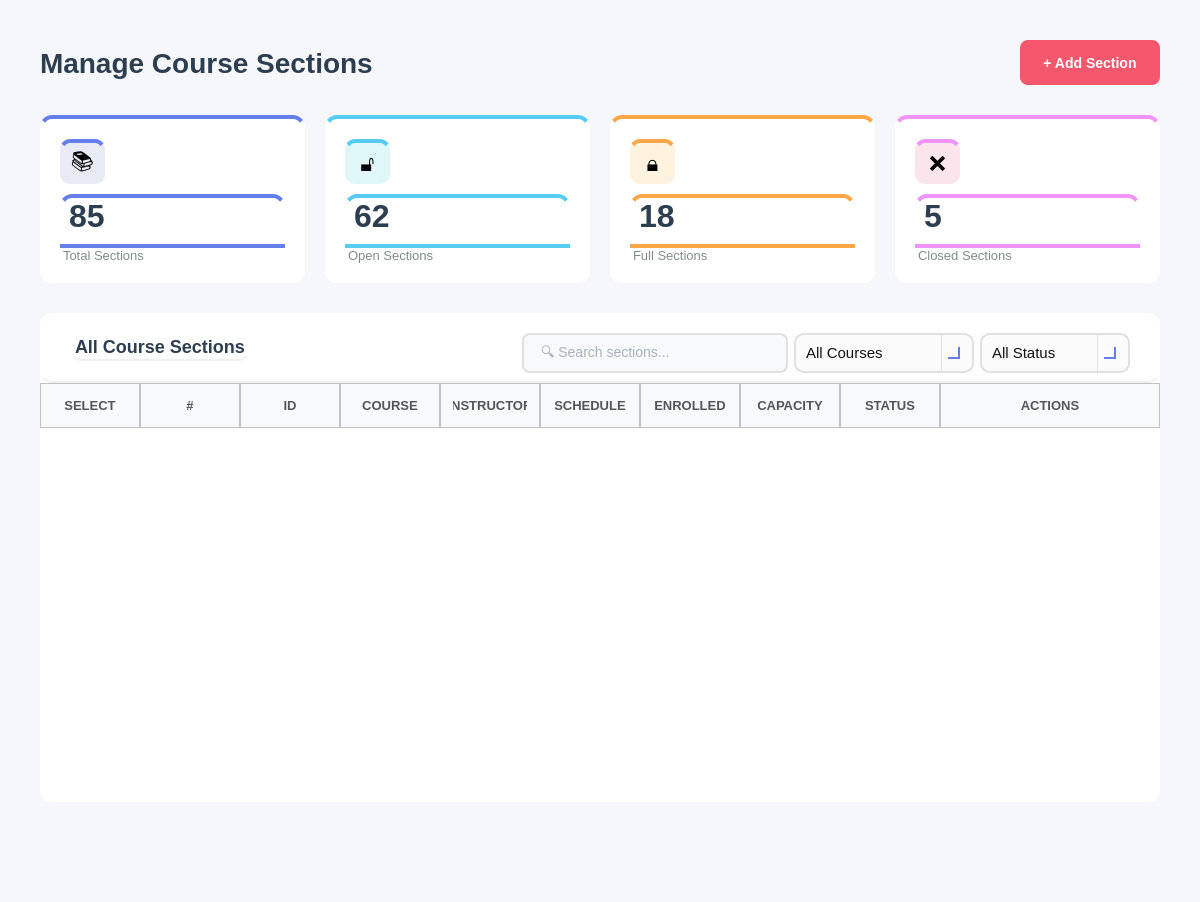
Above: app_ui/admin_ui/submenus_ui/not_made/manage_sections.ui from Yasser-Daffa/ECE-Course-Registeration before the change. Below: the same form after it.
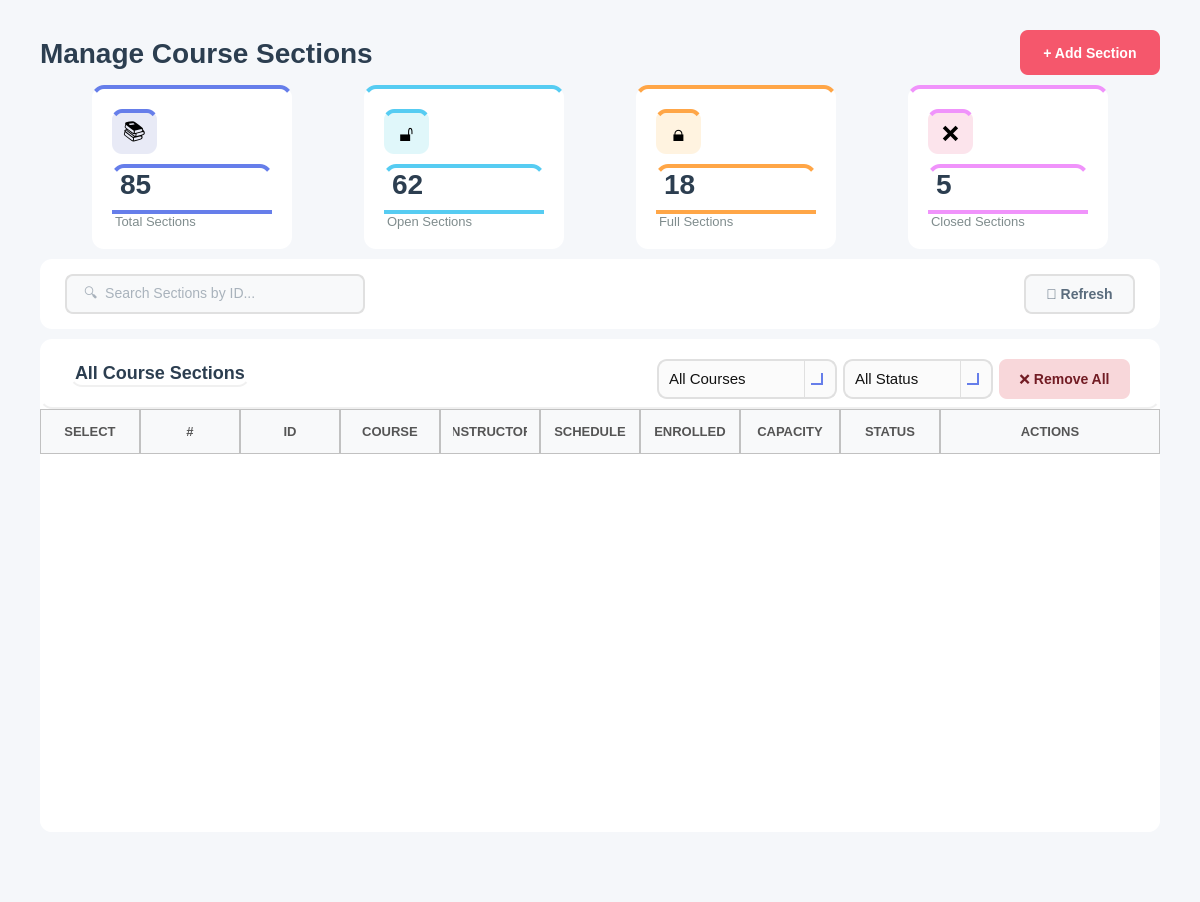
That is the form after the change. Icons and pictures are not drawn.

The edit to the form file:
```diff
--- a/app_ui/admin_ui/submenus_ui/not_made/manage_sections.ui
+++ b/app_ui/admin_ui/submenus_ui/not_made/manage_sections.ui
@@ -18,19 +18,19 @@
   </property>
   <layout class="QVBoxLayout" name="mainLayout">
    <property name="spacing">
-    <number>30</number>
+    <number>10</number>
    </property>
    <property name="leftMargin">
     <number>40</number>
    </property>
    <property name="topMargin">
-    <number>40</number>
+    <number>30</number>
    </property>
    <property name="rightMargin">
     <number>40</number>
    </property>
    <property name="bottomMargin">
-    <number>40</number>
+    <number>30</number>
    </property>
    <item>
     <layout class="QHBoxLayout" name="headerLayout">
@@ -110,6 +110,12 @@
          <height>140</height>
         </size>
        </property>
+       <property name="maximumSize">
+        <size>
+         <width>200</width>
+         <height>16777215</height>
+        </size>
+       </property>
        <property name="styleSheet">
         <string notr="true">background-color: white; border-radius: 12px; border-top: 4px solid #667eea;</string>
        </property>
@@ -160,7 +166,7 @@
         <item>
          <widget class="QLabel" name="labelTotalSectionsCount">
           <property name="styleSheet">
-           <string notr="true">font-size: 32px; font-weight: bold; color: #2c3e50; background: transparent;</string>
+           <string notr="true">font-size: 28px; font-weight: bold; color: #2c3e50; background: transparent;</string>
           </property>
           <property name="text">
            <string>85</string>
@@ -188,6 +194,12 @@
          <height>140</height>
         </size>
        </property>
+       <property name="maximumSize">
+        <size>
+         <width>200</width>
+         <height>16777215</height>
+        </size>
+       </property>
        <property name="styleSheet">
         <string notr="true">background-color: white; border-radius: 12px; border-top: 4px solid #56ccf2;</string>
        </property>
@@ -238,7 +250,7 @@
         <item>
          <widget class="QLabel" name="labelOpenSectionsCount">
           <property name="styleSheet">
-           <string notr="true">font-size: 32px; font-weight: bold; color: #2c3e50; background: transparent;</string>
+           <string notr="true">font-size: 28px; font-weight: bold; color: #2c3e50; background: transparent;</string>
           </property>
           <property name="text">
            <string>62</string>
@@ -266,6 +278,12 @@
          <height>140</height>
         </size>
        </property>
+       <property name="maximumSize">
+        <size>
+         <width>200</width>
+         <height>16777215</height>
+        </size>
+       </property>
        <property name="styleSheet">
         <string notr="true">background-color: white; border-radius: 12px; border-top: 4px solid #ffa647;</string>
        </property>
@@ -316,7 +334,7 @@
         <item>
          <widget class="QLabel" name="labelFullSectionsCount">
           <property name="styleSheet">
-           <string notr="true">font-size: 32px; font-weight: bold; color: #2c3e50; background: transparent;</string>
+           <string notr="true">font-size: 28px; font-weight: bold; color: #2c3e50; background: transparent;</string>
           </property>
           <property name="text">
            <string>18</string>
@@ -344,6 +362,12 @@
          <height>140</height>
         </size>
        </property>
+       <property name="maximumSize">
+        <size>
+         <width>200</width>
+         <height>16777215</height>
+        </size>
+       </property>
        <property name="styleSheet">
         <string notr="true">background-color: white; border-radius: 12px; border-top: 4px solid #f093fb;</string>
        </property>
@@ -394,7 +418,7 @@
         <item>
          <widget class="QLabel" name="labelClosedSectionsCount">
           <property name="styleSheet">
-           <string notr="true">font-size: 32px; font-weight: bold; color: #2c3e50; background: transparent;</string>
+           <string notr="true">font-size: 28px; font-weight: bold; color: #2c3e50; background: transparent;</string>
           </property>
           <property name="text">
            <string>5</string>
@@ -416,6 +440,133 @@
      </item>
     </layout>
    </item>
+   <item>
+    <widget class="QFrame" name="filterFrame">
+     <property name="minimumSize">
+      <size>
+       <width>0</width>
+       <height>70</height>
+      </size>
+     </property>
+     <property name="maximumSize">
+      <size>
+       <width>16777215</width>
+       <height>70</height>
+      </size>
+     </property>
+     <property name="styleSheet">
+      <string notr="true">background-color: white; border-radius: 12px;</string>
+     </property>
+     <property name="frameShape">
+      <enum>QFrame::Shape::StyledPanel</enum>
+     </property>
+     <layout class="QHBoxLayout" name="filterLayout">
+      <property name="leftMargin">
+       <number>25</number>
+      </property>
+      <property name="topMargin">
+       <number>15</number>
+      </property>
+      <property name="rightMargin">
+       <number>25</number>
+      </property>
+      <property name="bottomMargin">
+       <number>15</number>
+      </property>
+      <item>
+       <widget class="QLineEdit" name="lineEditSearch">
+        <property name="minimumSize">
+         <size>
+          <width>300</width>
+          <height>40</height>
+         </size>
+        </property>
+        <property name="maximumSize">
+         <size>
+          <width>200</width>
+          <height>16777215</height>
+         </size>
+        </property>
+        <property name="styleSheet">
+         <string notr="true">QLineEdit {
+    padding: 10px 15px;
+    border: 2px solid #e0e0e0;
+    border-radius: 8px;
+    font-size: 14px;
+    background-color: #f8f9fa;   /* light neutral background */
+    color: #5a6c7d;             /* text color similar to buttons */
+}
+
+QLineEdit:focus {
+    border-color: #f5576c;       /* accent border on focus */
+    background-color: #ffffff;   /* slightly lighter when active */
+}
+
+QLineEdit:disabled {
+    background-color: #ededed;   /* washed-out grey */
+    color: #a1a8b3;             /* faded text */
+}
+</string>
+        </property>
+        <property name="placeholderText">
+         <string>🔍  Search Sections by ID...</string>
+        </property>
+       </widget>
+      </item>
+      <item>
+       <spacer name="filterSpacer">
+        <property name="orientation">
+         <enum>Qt::Orientation::Horizontal</enum>
+        </property>
+        <property name="sizeHint" stdset="0">
+         <size>
+          <width>40</width>
+          <height>20</height>
+         </size>
+        </property>
+       </spacer>
+      </item>
+      <item>
+       <widget class="QPushButton" name="buttonRefresh">
+        <property name="minimumSize">
+         <size>
+          <width>100</width>
+          <height>40</height>
+         </size>
+        </property>
+        <property name="cursor">
+         <cursorShape>PointingHandCursor</cursorShape>
+        </property>
+        <property name="styleSheet">
+         <string notr="true">QPushButton {
+    background-color: #f8f9fa;
+    color: #5a6c7d;
+    border: 2px solid #e0e0e0;
+    border-radius: 8px;
+    font-size: 14px;
+    font-weight: bold;
+    padding: 10px 20px;
+}
+
+QPushButton:hover {
+    border-color: #f5576c;
+    color: #f5576c;
+}
+
+QPushButton:pressed {
+    background-color: #e0e0e0; /* darker grey for pressed feedback */
+    border-color: #f5576c;
+    color: #f5576c;
+}</string>
+        </property>
+        <property name="text">
+         <string>🔄 Refresh</string>
+        </property>
+       </widget>
+      </item>
+     </layout>
+    </widget>
+   </item>
    <item>
     <widget class="QFrame" name="sectionsTableFrame">
      <property name="styleSheet">
@@ -496,40 +647,6 @@
            </property>
           </spacer>
          </item>
-         <item>
-          <widget class="QLineEdit" name="lineEditSearch">
-           <property name="minimumSize">
-            <size>
-             <width>250</width>
-             <height>40</height>
-            </size>
-           </property>
-           <property name="styleSheet">
-            <string notr="true">QLineEdit {
-    padding: 10px 15px;
-    border: 2px solid #e0e0e0;
-    border-radius: 8px;
-    font-size: 14px;
-    background-color: #f8f9fa;   /* light neutral background */
-    color: #5a6c7d;             /* text color similar to buttons */
-}
-
-QLineEdit:focus {
-    border-color: #f5576c;       /* accent border on focus */
-    background-color: #ffffff;   /* slightly lighter when active */
-}
-
-QLineEdit:disabled {
-    background-color: #ededed;   /* washed-out grey */
-    color: #a1a8b3;             /* faded text */
-}
-</string>
-           </property>
-           <property name="placeholderText">
-            <string>🔍 Search sections...</string>
-           </property>
-          </widget>
-         </item>
          <item>
           <widget class="QComboBox" name="comboBoxFilterCourses">
            <property name="minimumSize">
@@ -755,6 +872,48 @@
            </item>
           </widget>
          </item>
+         <item>
+          <widget class="QPushButton" name="buttonRemoveSelected">
+           <property name="enabled">
+            <bool>true</bool>
+           </property>
+           <property name="minimumSize">
+            <size>
+             <width>120</width>
+             <height>40</height>
+            </size>
+           </property>
+           <property name="cursor">
+            <cursorShape>PointingHandCursor</cursorShape>
+           </property>
+           <property name="styleSheet">
+            <string notr="true">/* ---- Reject Button ---- */
+QPushButton {
+    background-color: #f8d7da;
+    color: #721c24;
+    border: none;
+    border-radius: 8px;
+    font-size: 14px;
+    font-weight: bold;
+    padding: 10px 20px;
+}
+QPushButton:hover {
+    background-color: #c82333;
+    color: white;
+}
+QPushButton:pressed {
+    background-color: #a71d2a;  /* slightly darker for pressed feedback */
+}
+QPushButton:disabled {
+    background-color: #d7bcbc; /* more washed-out red */
+    color: #5e3b3e;
+}</string>
+           </property>
+           <property name="text">
+            <string>❌ Remove All</string>
+           </property>
+          </widget>
+         </item>
         </layout>
        </widget>
       </item>
@@ -975,7 +1134,7 @@
      <property name="sizeHint" stdset="0">
       <size>
        <width>20</width>
-       <height>60</height>
+       <height>40</height>
       </size>
      </property>
     </spacer>
```
Left out of the diff: 4 changed lines with no effect on the pictures.
